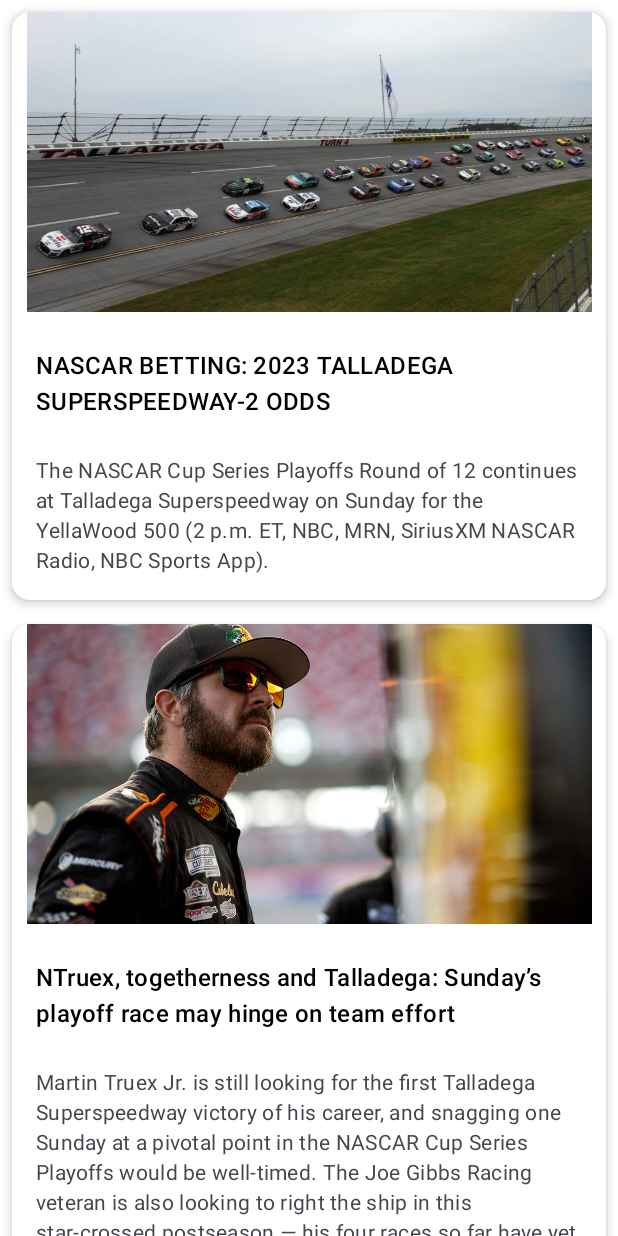
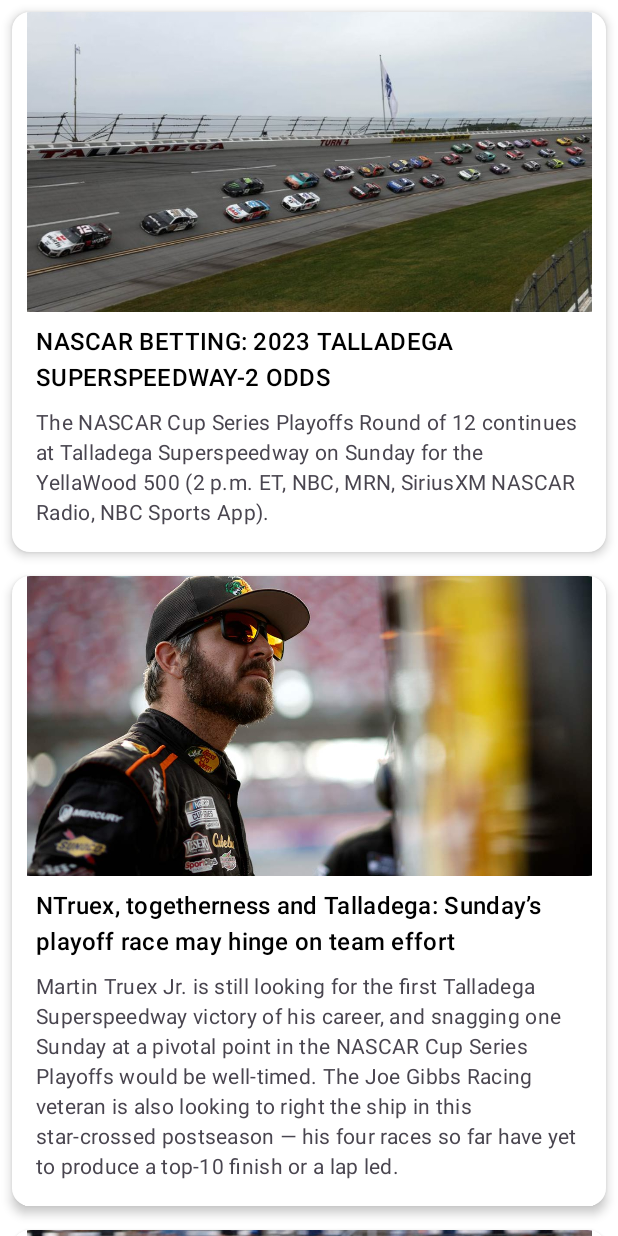
Before and after one commit to GhayethArbi/Nascar-Jetpack-compose, an Android app built with Jetpack Compose: the @Preview function News, on a phone screen of 412 x 824 dp. Run offline under Robolectric (Android 15) with nearby library versions, the phone set to English and light mode, and no system bars.

Commit message:
second commit

```diff
--- a/app/build.gradle.kts
+++ b/app/build.gradle.kts
@@ -59,7 +59,8 @@ dependencies {
     implementation(libs.androidx.ui.graphics)
     implementation(libs.androidx.ui.tooling.preview)
     implementation(libs.androidx.material3)
-
+    //implement navigation controller
+    implementation("androidx.navigation:navigation-compose:2.8.3")
 
     testImplementation(libs.junit)
     androidTestImplementation(libs.androidx.junit)
--- a/app/src/main/java/tn/esprit/nascar_jpc/NewsCard.kt
+++ b/app/src/main/java/tn/esprit/nascar_jpc/NewsCard.kt
@@ -1,30 +1,30 @@
 package tn.esprit.nascar_jpc
 
 import androidx.compose.foundation.Image
+import androidx.compose.foundation.layout.Column
 import androidx.compose.foundation.layout.Spacer
 import androidx.compose.foundation.layout.fillMaxWidth
 import androidx.compose.foundation.layout.height
 import androidx.compose.foundation.layout.padding
 import androidx.compose.material3.Card
-import androidx.compose.material3.CardColors
 import androidx.compose.material3.CardDefaults
 import androidx.compose.material3.MaterialTheme
 import androidx.compose.material3.Text
 import androidx.compose.runtime.Composable
 import androidx.compose.ui.Modifier
+import androidx.compose.ui.draw.clip
 import androidx.compose.ui.graphics.Color
 import androidx.compose.ui.res.painterResource
 import androidx.compose.ui.res.stringResource
 import androidx.compose.ui.unit.dp
 
-@Composable()
-fun NewsCard(image:Int, title:Int, desc:Int ) {
-    Card (
-        colors = CardColors(
-            contentColor = Color.White,
+@Composable
+fun NewsCard(image: Int, title: Int, desc: Int) {
+    Card(
+
+        colors =CardDefaults.cardColors(
             containerColor = Color.White,
-            disabledContentColor = Color.White,
-            disabledContainerColor = Color.White
+            contentColor = Color.White
         ),
         modifier = Modifier
             .fillMaxWidth() // equivalent to match_parent
@@ -32,19 +32,22 @@ fun NewsCard(image:Int, title:Int, desc:Int ) {
         elevation = CardDefaults.cardElevation(defaultElevation = 4.dp), // add elevation for shadow effect
         shape = MaterialTheme.shapes.medium // apply rounded corners if needed
     ) {
+        Column ( // Use Column to stack elements vertically
+            modifier = Modifier.fillMaxWidth() // Fill width of the card
+        ) {
             Image(
                 painter = painterResource(image),
                 contentDescription = "news1",
                 modifier = Modifier
                     .fillMaxWidth()
-                .height(200.dp)
+                    .height(200.dp).clip(MaterialTheme.shapes.medium)
 
             )
             Spacer(modifier = Modifier.height(8.dp)) // spacing between title and content
 
             Text(
                 text = stringResource(title),
-            modifier = Modifier.padding(16.dp), // Padding only for text
+                modifier = Modifier.padding(horizontal = 16.dp), // Padding only for text
                 style = MaterialTheme.typography.titleMedium, // Set appropriate text style
                 color = Color.Black
             )
@@ -61,3 +64,4 @@ fun NewsCard(image:Int, title:Int, desc:Int ) {
             )
         }
     }
+}
```
Also changed, not shown: app/src/main/java/tn/esprit/nascar_jpc/Events.kt (added, +31 -0 lines), app/src/main/java/tn/esprit/nascar_jpc/EventsCard.kt (+26 -22 lines), app/src/main/java/tn/esprit/nascar_jpc/MainActivity.kt (+2 -18 lines), app/src/main/java/tn/esprit/nascar_jpc/NavButtons.kt (+6 -7 lines), app/src/main/java/tn/esprit/nascar_jpc/NavigationScreen.kt (added, +41 -0 lines). Lines whose indentation alone changed are shown as unchanged.
